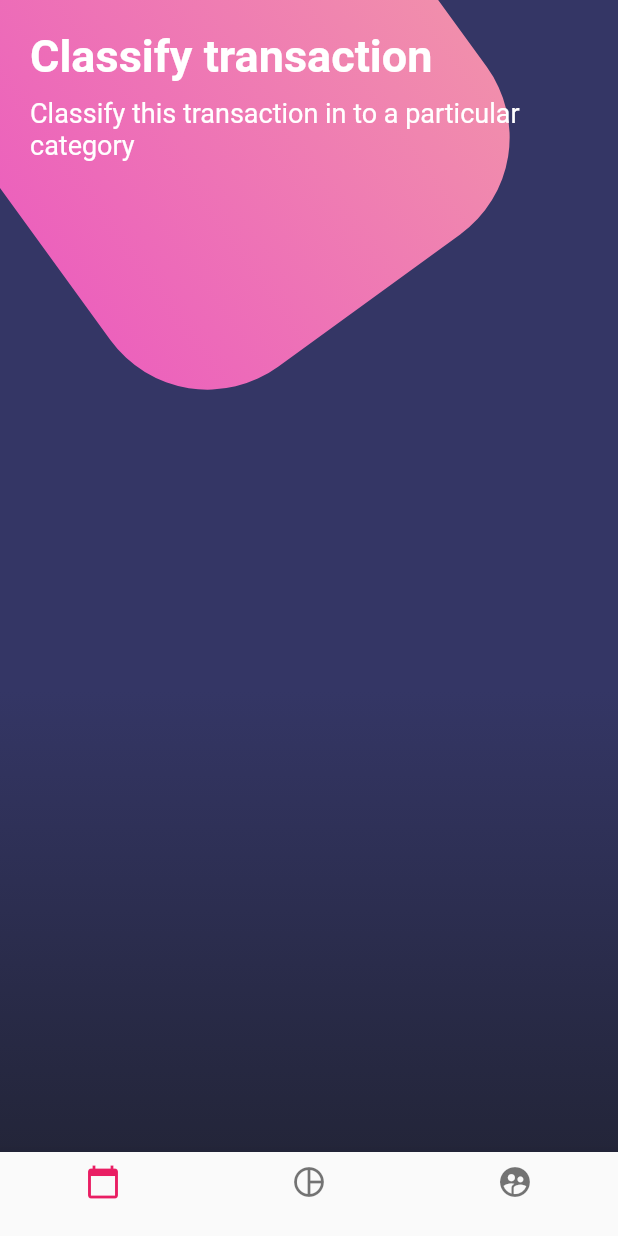
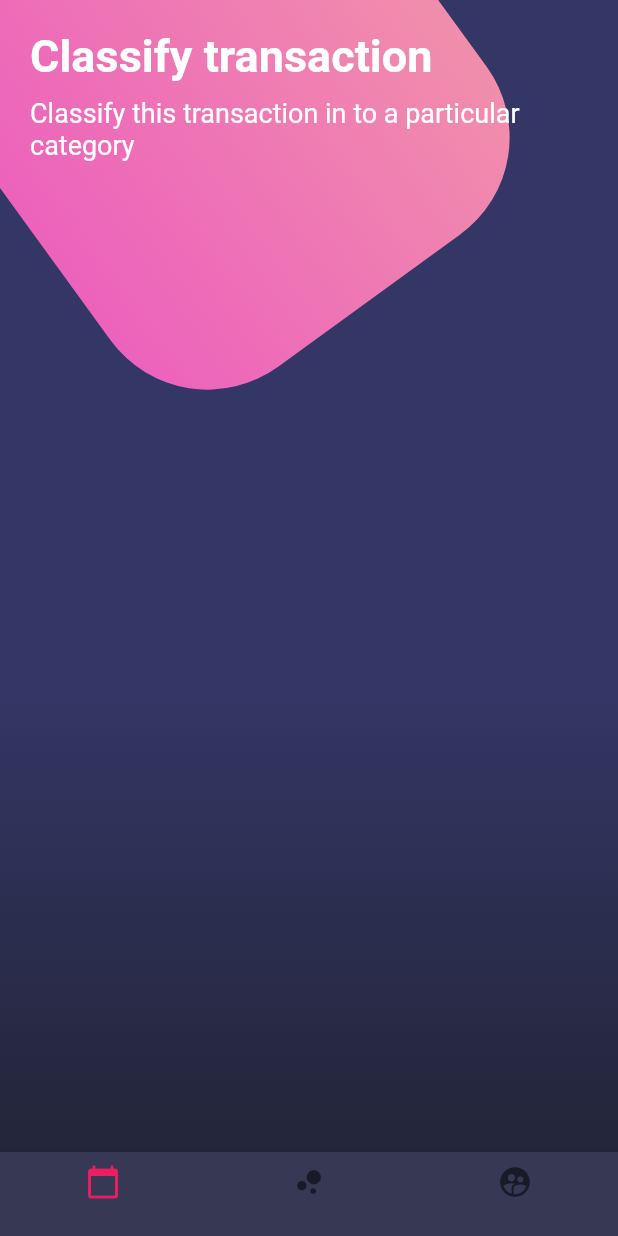
Before and after one commit to VershyCode/flutter-designs-mix, a Flutter app: the screen it shows after launch, on a phone screen of 412 x 824 dp. Run offline on Flutter 3.47's test engine with Material 2 defaults, Android fonts, the phone set to English and light mode, and no system bars.

Commit message:
Fin de BotonesPage
- Se implemento un tema directamente para el BottomNavigationBar.

```diff
--- a/lib/pages/botones_page.dart
+++ b/lib/pages/botones_page.dart
@@ -20,23 +20,7 @@ class BotonesPage extends StatelessWidget {
           )
         ],
       ),
-      bottomNavigationBar: BottomNavigationBar(
-        fixedColor: Colors.pink,
-        items: <BottomNavigationBarItem> [
-          BottomNavigationBarItem(
-            icon: Icon(Icons.calendar_today),
-            title: Container()
-          ),
-          BottomNavigationBarItem(
-            icon: Icon(Icons.pie_chart_outlined),
-            title: Container()
-          ),
-          BottomNavigationBarItem(
-            icon: Icon(Icons.supervised_user_circle),
-            title: Container()
-          ),
-        ],
-      ),
+      bottomNavigationBar: _bottomNavigationBar(context),
     );
   }
 
@@ -102,4 +86,35 @@ class BotonesPage extends StatelessWidget {
      ),
    );
  }
+
+ Widget _bottomNavigationBar(BuildContext context) {
+   return Theme(
+     data: Theme.of(context).copyWith(
+       canvasColor: Color.fromRGBO(55, 57, 84, 1.0),
+       primaryColor: Colors.pinkAccent,
+       textTheme: Theme.of(context).textTheme.copyWith(
+         caption: TextStyle(
+           color: Color.fromRGBO(116, 117, 152, 1.0)
+         )
+       )
+     ),
+     child: BottomNavigationBar(
+        fixedColor: Colors.pink,
+        items: <BottomNavigationBarItem> [
+          BottomNavigationBarItem(
+            icon: Icon(Icons.calendar_today),
+            title: Container()
+          ),
+          BottomNavigationBarItem(
+            icon: Icon(Icons.bubble_chart),
+            title: Container()
+          ),
+          BottomNavigationBarItem(
+            icon: Icon(Icons.supervised_user_circle),
+            title: Container()
+          ),
+        ],
+     ),
+   );
+ }
 }
```
